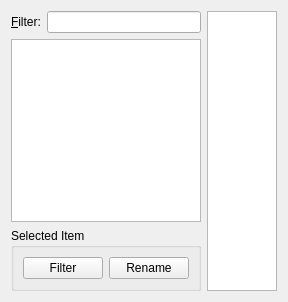
Above: src/gui/tagdetailwidget.ui from madnight/chessx before the change. Below: the same form after it.
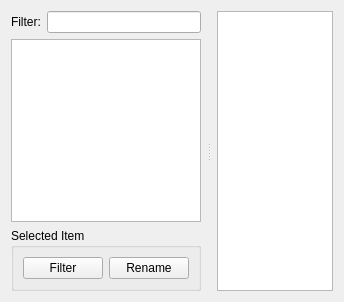
That is the form after the change. Custom widgets are drawn as their Qt base class.

Commit message: New feature: Splitter in Detail Views

Diff of the .ui file:
```diff
--- a/src/gui/tagdetailwidget.ui
+++ b/src/gui/tagdetailwidget.ui
@@ -6,25 +6,33 @@
    <rect>
     <x>0</x>
     <y>0</y>
-    <width>276</width>
+    <width>344</width>
     <height>302</height>
    </rect>
   </property>
   <property name="windowTitle">
    <string>Form</string>
   </property>
-  <layout class="QHBoxLayout" name="horizontalLayout">
+  <layout class="QVBoxLayout" name="verticalLayout_3">
    <item>
+    <widget class="QSplitter" name="splitter">
+     <property name="orientation">
+      <enum>Qt::Horizontal</enum>
+     </property>
+     <property name="handleWidth">
+      <number>4</number>
+     </property>
+     <widget class="QWidget" name="leftWidget" native="true">
     <layout class="QVBoxLayout" name="verticalLayout">
+       <property name="rightMargin">
+        <number>6</number>
+       </property>
      <item>
       <layout class="QHBoxLayout" name="horizontalLayout_2">
        <item>
         <widget class="QLabel" name="label">
          <property name="text">
-          <string>&amp;Filter:</string>
-         </property>
-         <property name="buddy">
-          <cstring>filterEdit</cstring>
+            <string>Filter:</string>
          </property>
         </widget>
        </item>
@@ -70,13 +78,18 @@
       </widget>
      </item>
     </layout>
-   </item>
-   <item>
+     </widget>
+     <widget class="QWidget" name="rightWidget" native="true">
     <layout class="QVBoxLayout" name="verticalLayout_2">
+       <property name="leftMargin">
+        <number>6</number>
+       </property>
      <item>
       <widget class="TextBrowserEx" name="detailText"/>
      </item>
     </layout>
+     </widget>
+    </widget>
    </item>
   </layout>
  </widget>
```
Lines whose indentation alone changed are shown as unchanged. The commit also changes 1 other file.
